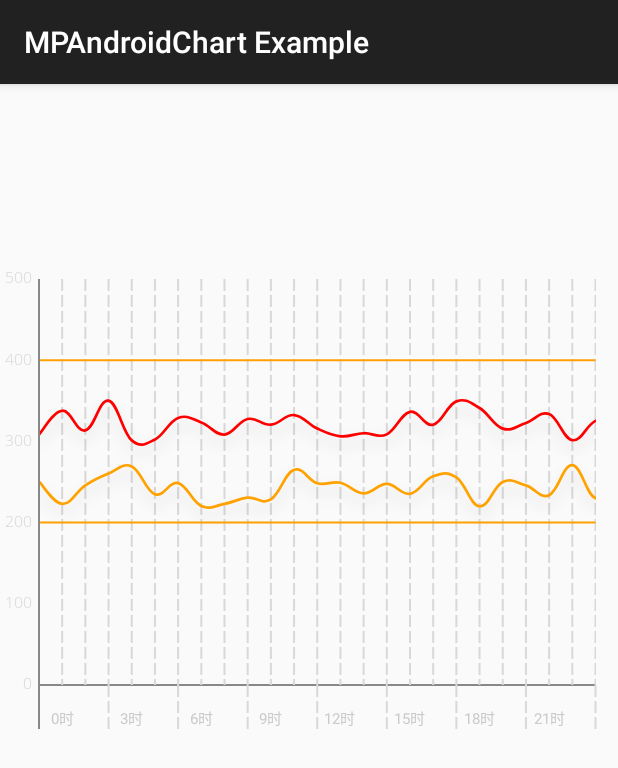
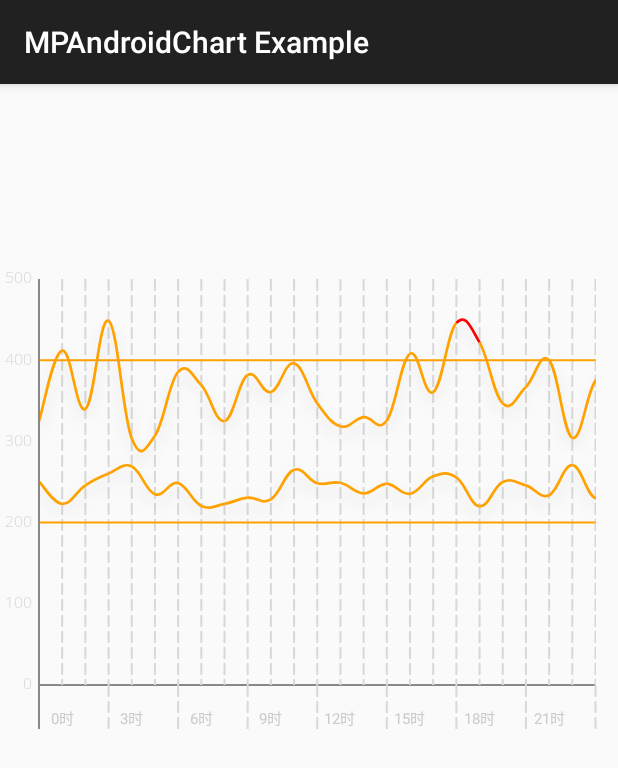
Before and after one commit to lakehubo/ThinkAndroidChart, an Android app: the SmoothingLineActivity screen opened directly, with no data from a screen before it, on a phone screen of 412 x 824 dp. Shown: the top 768 px of the screen. Run offline under Robolectric (Android 15) with nearby library versions, the phone set to English and light mode, and no system bars; 2 statements that could not run were skipped.

Commit message:
新增超限line颜色

```diff
--- a/MPChartExample/src/main/java/com/xxmassdeveloper/mpchartexample/SmoothingLineActivity.java
+++ b/MPChartExample/src/main/java/com/xxmassdeveloper/mpchartexample/SmoothingLineActivity.java
@@ -96,21 +96,18 @@ public class SmoothingLineActivity extends AppCompatActivity {
     private void setData(int count, float range) {
 
         ArrayList<Entry> values = new ArrayList<>();
-
         for (int i = 0; i < count; i++) {
             float val = (float) (Math.random() * (50 + 1)) + 220;
             values.add(new Entry(i, val));
         }
 
         ArrayList<Entry> values2 = new ArrayList<>();
-
         for (int i = 0; i < count; i++) {
-            float val = (float) (Math.random() * (50 + 1)) + 300;
+            float val = (float) (Math.random() * (150 + 1)) + 300;
             values2.add(new Entry(i, val));
         }
 
         ArrayList<Entry> shadowV2 = new ArrayList<>();
-
         for (int i = 0; i < values2.size(); i++) {
             Entry entry = values2.get(i).copy();
             float y = entry.getY();
@@ -119,7 +116,6 @@ public class SmoothingLineActivity extends AppCompatActivity {
         }
 
         ArrayList<Entry> shadowV = new ArrayList<>();
-
         for (int i = 0; i < values.size(); i++) {
             Entry entry = values.get(i).copy();
             float y = entry.getY();
@@ -177,7 +173,7 @@ public class SmoothingLineActivity extends AppCompatActivity {
             set2 = new LineDataSet(values2, "DataSet 2");
             set2.setMode(LineDataSet.Mode.CUBIC_BEZIER);
             set2.setCubicIntensity(0.2f);
-            set2.setColor(Color.RED);
+            set2.setColor(Color.parseColor("#ffffa200"));
             set2.setDrawCircles(false);
             set2.setDrawFilled(false);
             set2.setLineWidth(1.8f);
--- a/MPChartLib/src/main/java/com/github/mikephil/charting/renderer/LineChartRenderer.java
+++ b/MPChartLib/src/main/java/com/github/mikephil/charting/renderer/LineChartRenderer.java
@@ -207,6 +207,7 @@ public class LineChartRenderer extends LineRadarRenderer {
             float prevDy = 0f;
             float curDx = 0f;
             float curDy = 0f;
+            float midDy = 0f;//限制
 
             // Take an extra point from the left, and an extra from the right.
             // That's because we need 4 points for a cubic bezier (cubic=4), otherwise we get lines moving and doing weird stuff on the edges of the chart.
@@ -224,11 +225,11 @@ public class LineChartRenderer extends LineRadarRenderer {
 
             if (cur == null) return;
 
+
+            for (int j = mXBounds.min + 1; j <= mXBounds.range + mXBounds.min; j++) {
+                cubicPath.reset();
                 // let the spline start
                 cubicPath.moveTo(cur.getX(), cur.getY() * phaseY);
-
-            for (int j = mXBounds.min + 1; j <= mXBounds.range + mXBounds.min; j++) {
-
                 prevPrev = prev;
                 prev = cur;
                 cur = nextIndex == j ? next : dataSet.getEntryForIndex(j);
@@ -240,40 +241,31 @@ public class LineChartRenderer extends LineRadarRenderer {
                 prevDy = (cur.getY() - prevPrev.getY()) * intensity;
                 curDx = (next.getX() - prev.getX()) * intensity;
                 curDy = (next.getY() - prev.getY()) * intensity;
-
+                mRenderPaint.setColor(dataSet.getColor());
                 cubicPath.cubicTo(prev.getX() + prevDx, (prev.getY() + prevDy) * phaseY,
                         cur.getX() - curDx,
                         (cur.getY() - curDy) * phaseY, cur.getX(), cur.getY() * phaseY);
-            }
-        }
 
                 // if filled is enabled, close the path
                 if (dataSet.isDrawFilledEnabled()) {
-
                     cubicFillPath.reset();
                     cubicFillPath.addPath(cubicPath);
-
                     drawCubicFill(mBitmapCanvas, dataSet, cubicFillPath, trans, mXBounds);
                 }
-
                 //模糊线条
                 if (dataSet.isDrawShadowEnabled()) {
                     mRenderPaint.setMaskFilter(new BlurMaskFilter(12, BlurMaskFilter.Blur.NORMAL));
                 }
-
-        mRenderPaint.setColor(dataSet.getColor());
-
+                if (!dataSet.isDrawShadowEnabled() && (prev.getY() + prevDy) >= 400&&cur.getY()>400) {
+                    mRenderPaint.setColor(Color.RED);
+                }
                 mRenderPaint.setStyle(Paint.Style.STROKE);
-
                 trans.pathValueToPixel(cubicPath);
-
-
-
                 mBitmapCanvas.drawPath(cubicPath, mRenderPaint);
-
                 mRenderPaint.setPathEffect(null);
-
                 mRenderPaint.setMaskFilter(null);
+            }
+        }
     }
 
     protected void drawCubicFill(Canvas c, ILineDataSet dataSet, Path spline, Transformer trans, XBounds bounds) {
```
Also changed, not shown: 2 other files. Lines whose indentation alone changed are shown as unchanged.
